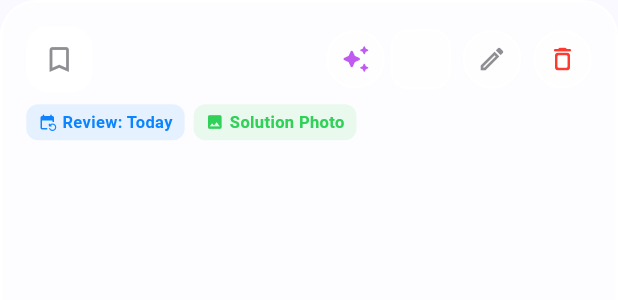
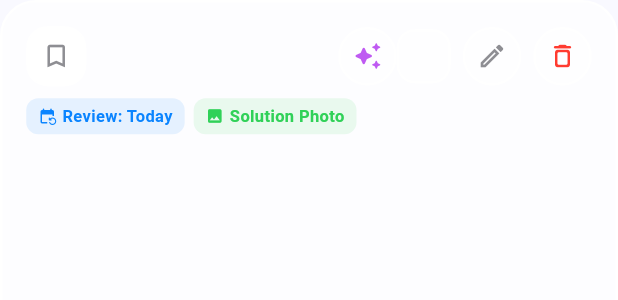
Before and after one commit to AyazOzk/FlashQuestions, a Flutter app: the QuestionCard widget shown alone on an empty page, opened directly with empty values, on a phone screen of 412 x 824 dp. Shown: the top 300 px of the screen. Run offline on Flutter 3.47's test engine with Material 3 defaults, Android fonts, the phone set to English and light mode, and no system bars; our stand-ins replace file_picker, image_picker, pdf, share_plus, shared_preferences; accounts and stored records are empty.

Commit message:
bug fixes

```diff
--- a/lib/widgets/question_widgets.dart
+++ b/lib/widgets/question_widgets.dart
@@ -74,7 +74,7 @@ class _QuestionFormState extends State<QuestionForm> {
 
   Future<void> _pickImage(ImageSource src, bool isSolution) async {
     final file =
-        await _picker.pickImage(source: src, imageQuality: 60, maxWidth: 800);
+        await _picker.pickImage(source: src, imageQuality: 90, maxWidth: 1500);
     if (file != null) {
       setState(() {
         if (isSolution) {
@@ -843,16 +843,16 @@ class QuestionCard extends StatelessWidget {
             crossAxisAlignment: CrossAxisAlignment.center,
             children: [
               Container(
-                width: 44,
-                height: 44,
+                width: 40,
+                height: 40,
                 decoration: BoxDecoration(
                   color: Colors.white.withValues(alpha: 0.8),
                   borderRadius: BorderRadius.circular(14),
                   border: Border.all(color: Colors.white),
                 ),
-                child: Icon(subj.icon, color: subj.color, size: 22),
+                child: Icon(subj.icon, color: subj.color, size: 20),
               ),
-              const SizedBox(width: 12),
+              const SizedBox(width: 8),
               Expanded(
                 child: Column(
                   crossAxisAlignment: CrossAxisAlignment.start,
@@ -866,7 +866,8 @@ class QuestionCard extends StatelessWidget {
                       ),
                       overflow: TextOverflow.ellipsis,
                     ),
-                    Row(
+                    Wrap(
+                      crossAxisAlignment: WrapCrossAlignment.center,
                       children: [
                         Text(
                           diff.$1,
@@ -914,10 +915,9 @@ class QuestionCard extends StatelessWidget {
                 color: const Color(0xFFBF5AF2),
                 onTap: () => _showAIMenu(context),
               ),
-              const SizedBox(width: 4),
               Container(
-                width: 40,
-                height: 40,
+                width: 36,
+                height: 36,
                 decoration: BoxDecoration(
                   color: Colors.white.withValues(alpha: 0.65),
                   borderRadius: BorderRadius.circular(12),
@@ -929,7 +929,7 @@ class QuestionCard extends StatelessWidget {
                     style: const TextStyle(
                         color: kText,
                         fontWeight: FontWeight.w900,
-                        fontSize: 18),
+                        fontSize: 16),
                   ),
                 ),
               ),
```
